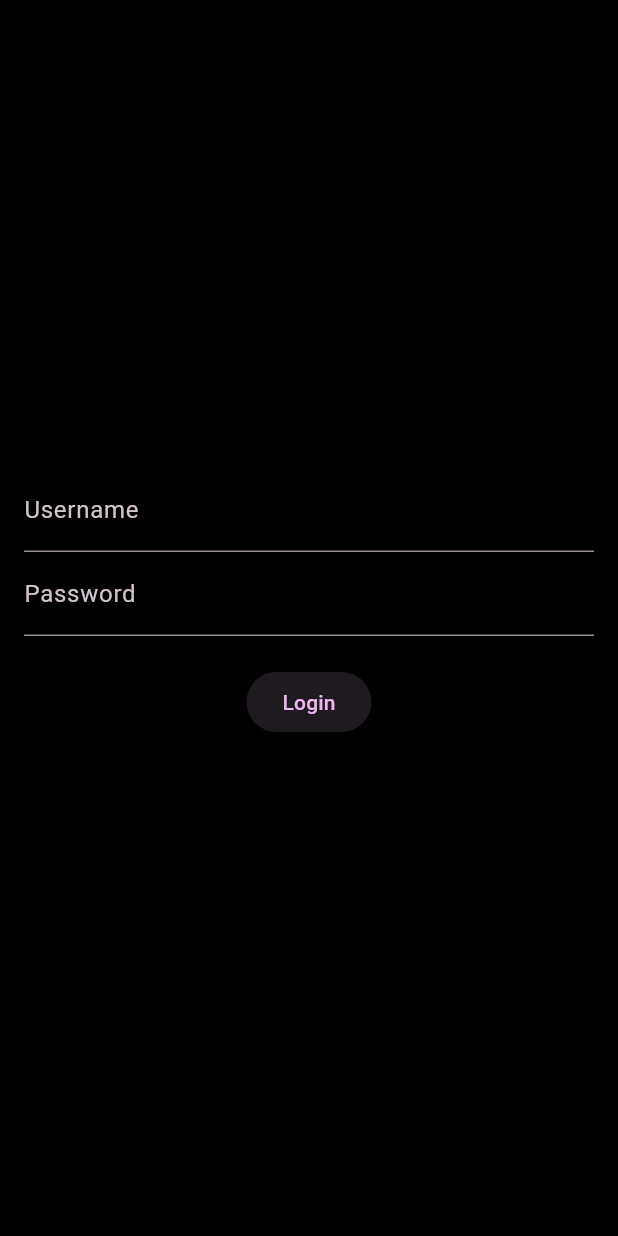
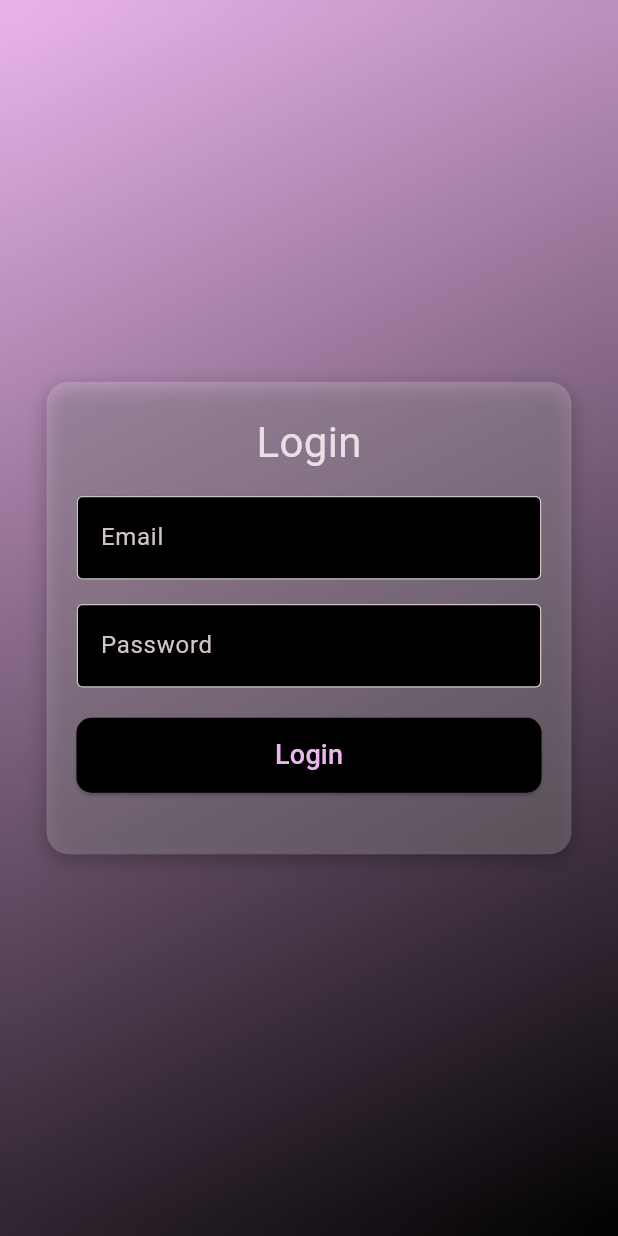
Before and after one commit to Lrdsnow/purecord, a Flutter app: the screen it shows after launch, on a phone screen of 412 x 824 dp. Run offline on Flutter 3.47's test engine with Material 3 defaults, Android fonts, the phone set to English and light mode, and no system bars; our stand-ins replace blur, cached_network_image, flutter_markdown, flutter_secure_storage, lottie; missing offline and left inert: markdown, widget_zoom; accounts and stored records are empty.

Commit message:
proper auth screen

```diff
--- a/lib/ui/auth.dart
+++ b/lib/ui/auth.dart
@@ -1,5 +1,6 @@
 import 'package:flutter/material.dart';
 import 'package:flutter_secure_storage/flutter_secure_storage.dart';
+import 'dart:ui';
 import '../api/api.dart';
 import 'mainview.dart';
 
@@ -47,7 +48,10 @@ class LoginPage extends StatefulWidget {
 class _LoginPageState extends State<LoginPage> {
   final _usernameController = TextEditingController();
   final _passwordController = TextEditingController();
+  final _codeController = TextEditingController();
   String _errorMessage = '';
+  bool _is2FA = false;
+  String ticket = '';
 
   Future<void> _login() async {
     final username = _usernameController.text;
@@ -62,11 +66,8 @@ class _LoginPageState extends State<LoginPage> {
     } catch (e) {
       setState(() {
         if ('$e'.contains('mfa')) {
-          final ticket = '$e'.split(':')[2];
-          Navigator.push(
-            context,
-            MaterialPageRoute(builder: (context) => TwoFactorAuthPage(ticket: ticket)),
-          );
+          _is2FA = true;
+          ticket = '$e'.split(':')[2];
         } else {
           _errorMessage = 'Invalid login credentials: $e';
         }
@@ -74,56 +75,11 @@ class _LoginPageState extends State<LoginPage> {
     }
   }
 
-  @override
-  Widget build(BuildContext context) {
-    return Center(
-      child: Padding(
-        padding: const EdgeInsets.all(16.0),
-        child: Column(
-          mainAxisAlignment: MainAxisAlignment.center,
-          children: [
-            TextField(
-              controller: _usernameController,
-              decoration: const InputDecoration(labelText: 'Username'),
-            ),
-            TextField(
-              controller: _passwordController,
-              decoration: const InputDecoration(labelText: 'Password'),
-              obscureText: true,
-            ),
-            const SizedBox(height: 20),
-            ElevatedButton(
-              onPressed: _login,
-              child: const Text('Login'),
-            ),
-            const SizedBox(height: 20),
-            if (_errorMessage.isNotEmpty)
-              Text(_errorMessage, style: const TextStyle(color: Colors.red)),
-          ],
-        ),
-      ),
-    );
-  }
-}
-
-class TwoFactorAuthPage extends StatefulWidget {
-  final String ticket;
-
-  const TwoFactorAuthPage({required this.ticket, super.key});
-
-  @override
-  _TwoFactorAuthPageState createState() => _TwoFactorAuthPageState();
-}
-
-class _TwoFactorAuthPageState extends State<TwoFactorAuthPage> {
-  final _codeController = TextEditingController();
-  String _errorMessage = '';
-
   Future<void> _submitCode() async {
     final code = _codeController.text;
 
     try {
-      await Api.loginCode(code, widget.ticket, false);
+      await Api.loginCode(code, ticket, false);
       Navigator.pushReplacement(
         context,
         MaterialPageRoute(builder: (context) => const MainView()),
@@ -137,30 +93,123 @@ class _TwoFactorAuthPageState extends State<TwoFactorAuthPage> {
 
   @override
   Widget build(BuildContext context) {
-    return Scaffold(
-      appBar: AppBar(title: const Text("Enter 2FA Code")),
-      body: Center(
-        child: Padding(
-          padding: const EdgeInsets.all(16.0),
+    return Stack(
+      fit: StackFit.expand,
+      children: [
+        Container(
+          decoration: BoxDecoration(
+            gradient: LinearGradient(
+              colors: [
+                Theme.of(context).colorScheme.primary,
+                Colors.black
+              ],
+              begin: Alignment.topLeft,
+              end: Alignment.bottomRight,
+            ),
+          ),
+        ),
+        Center(
+          child: BackdropFilter(
+            filter: ImageFilter.blur(sigmaX: 10, sigmaY: 10),
+            child: Container(
+              padding: const EdgeInsets.all(20),
+              decoration: BoxDecoration(
+                color: Colors.white.withOpacity(0.2),
+                borderRadius: BorderRadius.circular(15),
+                boxShadow: const [
+                  BoxShadow(
+                    color: Colors.black26,
+                    blurRadius: 10,
+                    offset: Offset(0, 4),
+                  ),
+                ],
+              ),
+              width: 350,
               child: Column(
-            mainAxisAlignment: MainAxisAlignment.center,
+                mainAxisSize: MainAxisSize.min,
                 children: [
+                  Text(
+                    "Login",
+                    style: DefaultTextStyle.of(context).style.apply(fontSizeFactor: 2.0),
+                  ),
+                  const SizedBox(height: 16),
+                  if (!_is2FA) ...[
+                    TextField(
+                      controller: _usernameController,
+                      decoration: const InputDecoration(
+                        labelText: 'Email',
+                        border: OutlineInputBorder(),
+                        filled: true,
+                        fillColor: Colors.black
+                      ),
+                    ),
+                    const SizedBox(height: 16),
+                    TextField(
+                      controller: _passwordController,
+                      decoration: const InputDecoration(
+                        labelText: 'Password',
+                        border: OutlineInputBorder(),
+                        filled: true,
+                        fillColor: Colors.black
+                      ),
+                      obscureText: true,
+                    ),
+                    const SizedBox(height: 20),
+                    ElevatedButton(
+                      onPressed: _login,
+                      style: ElevatedButton.styleFrom(
+                        minimumSize: const Size(double.infinity, 50),
+                        shape: RoundedRectangleBorder(
+                          borderRadius: BorderRadius.circular(10),
+                        ),
+                        backgroundColor: Colors.black
+                      ),
+                      child: const Text(
+                        'Login',
+                        style: TextStyle(fontSize: 18),
+                      ),
+                    ),
+                  ] else ...[
                     TextField(
                       controller: _codeController,
-                decoration: const InputDecoration(labelText: '2FA Code'),
+                      decoration: const InputDecoration(
+                        labelText: '2FA Code',
+                        border: OutlineInputBorder(),
+                        filled: true,
+                        fillColor: Colors.black
+                      ),
                     ),
                     const SizedBox(height: 20),
                     ElevatedButton(
                       onPressed: _submitCode,
-                child: const Text('Submit'),
+                      style: ElevatedButton.styleFrom(
+                        minimumSize: const Size(double.infinity, 50),
+                        shape: RoundedRectangleBorder(
+                          borderRadius: BorderRadius.circular(10),
                         ),
+                        backgroundColor: Colors.black
+                      ),
+                      child: const Text(
+                        'Submit Code',
+                        style: TextStyle(fontSize: 18),
+                      ),
+                    ),
+                  ],
+                  if (_errorMessage.isNotEmpty)
                     const SizedBox(height: 20),
-              if (_errorMessage.isNotEmpty)
-                Text(_errorMessage, style: const TextStyle(color: Colors.red)),
+                    Text(
+                      _errorMessage,
+                      style: const TextStyle(
+                        color: Colors.red,
+                        backgroundColor: Colors.black
+                      ),
+                    ),
                 ],
               ),
             ),
           ),
+        ),
+      ],
     );
   }
 }
```
Lines whose indentation alone changed are shown as unchanged.
